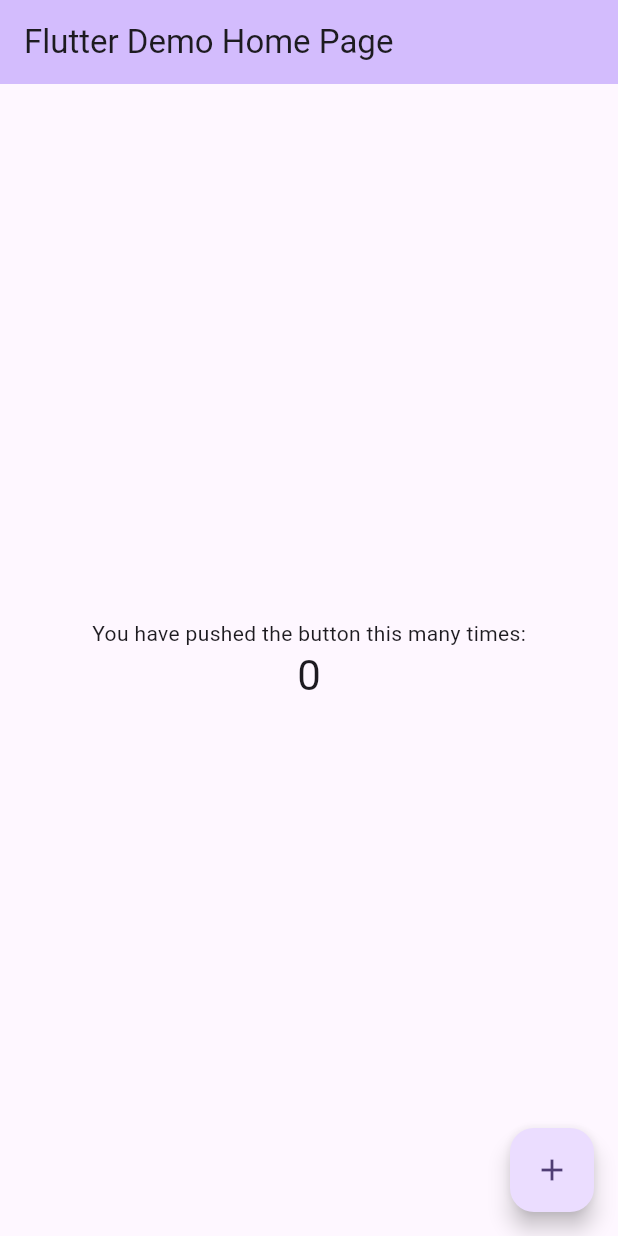
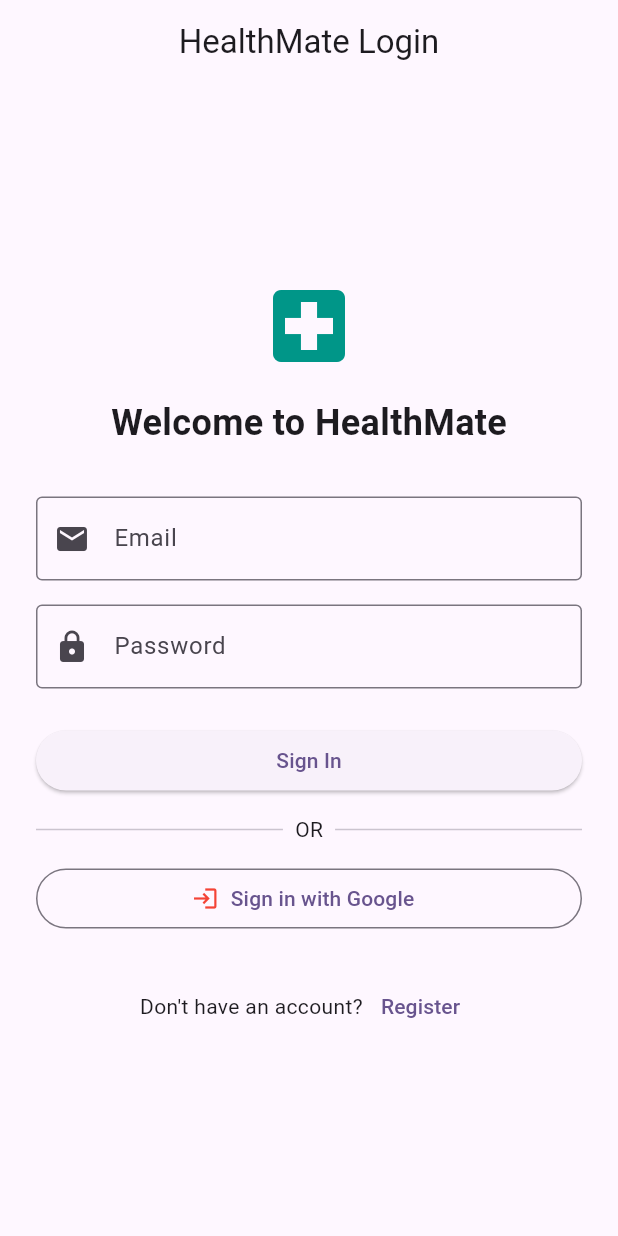
Before and after one commit to Project-DevX/healthmate, a Flutter app: the screen it shows after launch, on a phone screen of 412 x 824 dp. Run offline on Flutter 3.47's test engine with Material 3 defaults, Android fonts, the phone set to English and light mode, and no system bars; our stand-ins replace firebase_core; accounts and stored records are empty.

Commit message:
basic login page

```diff
--- /dev/null
+++ b/lib/login.dart
@@ -0,0 +1,125 @@
+import 'package:flutter/material.dart';
+
+class LoginPage extends StatefulWidget {
+  const LoginPage({super.key});
+
+  @override
+  State<LoginPage> createState() => _LoginPageState();
+}
+
+class _LoginPageState extends State<LoginPage> {
+  final _emailController = TextEditingController();
+  final _passwordController = TextEditingController();
+  bool _isLoading = false;
+
+  Future<void> _signInWithEmail() async {
+    setState(() => _isLoading = true);
+    // Simulate login delay
+    await Future.delayed(const Duration(seconds: 1));
+    setState(() => _isLoading = false);
+
+    // For demonstration, always succeed
+    Navigator.pushReplacementNamed(context, '/home');
+  }
+
+  @override
+  Widget build(BuildContext context) {
+    return Scaffold(
+      appBar: AppBar(title: const Text('HealthMate Login'), centerTitle: true),
+      body: Center(
+        child: SingleChildScrollView(
+          padding: const EdgeInsets.all(24.0),
+          child: Column(
+            mainAxisAlignment: MainAxisAlignment.center,
+            children: [
+              const Icon(Icons.local_hospital, size: 64, color: Colors.teal),
+              const SizedBox(height: 16),
+              const Text(
+                'Welcome to HealthMate',
+                style: TextStyle(fontSize: 24, fontWeight: FontWeight.bold),
+              ),
+              const SizedBox(height: 32),
+              TextField(
+                controller: _emailController,
+                keyboardType: TextInputType.emailAddress,
+                decoration: const InputDecoration(
+                  labelText: 'Email',
+                  prefixIcon: Icon(Icons.email),
+                  border: OutlineInputBorder(),
+                ),
+              ),
+              const SizedBox(height: 16),
+              TextField(
+                controller: _passwordController,
+                obscureText: true,
+                decoration: const InputDecoration(
+                  labelText: 'Password',
+                  prefixIcon: Icon(Icons.lock),
+                  border: OutlineInputBorder(),
+                ),
+              ),
+              const SizedBox(height: 24),
+              SizedBox(
+                width: double.infinity,
+                child: ElevatedButton(
+                  onPressed: _isLoading ? null : _signInWithEmail,
+                  child: _isLoading
+                      ? const CircularProgressIndicator(color: Colors.white)
+                      : const Text('Sign In'),
+                ),
+              ),
+              const SizedBox(height: 12),
+              Row(
+                children: const [
+                  Expanded(child: Divider()),
+                  Padding(
+                    padding: EdgeInsets.symmetric(horizontal: 8.0),
+                    child: Text('OR'),
+                  ),
+                  Expanded(child: Divider()),
+                ],
+              ),
+              const SizedBox(height: 12),
+              SizedBox(
+                width: double.infinity,
+                child: OutlinedButton.icon(
+                  icon: Icon(
+                    Icons.login,
+                    color: Colors.red,
+                  ), // Placeholder for Google logo
+                  label: const Text('Sign in with Google'),
+                  onPressed: () {
+                    // TODO: Implement Google Sign-In logic here
+                    ScaffoldMessenger.of(context).showSnackBar(
+                      const SnackBar(
+                        content: Text('Google Sign-In not implemented'),
+                      ),
+                    );
+                  },
+                ),
+              ),
+              const SizedBox(height: 24),
+              Row(
+                mainAxisAlignment: MainAxisAlignment.center,
+                children: [
+                  const Text("Don't have an account?"),
+                  TextButton(
+                    child: const Text('Register'),
+                    onPressed: () {
+                      // TODO: Navigate to registration page
+                      ScaffoldMessenger.of(context).showSnackBar(
+                        const SnackBar(
+                          content: Text('Registration not implemented'),
+                        ),
+                      );
+                    },
+                  ),
+                ],
+              ),
+            ],
+          ),
+        ),
+      ),
+    );
+  }
+}
--- a/lib/main.dart
+++ b/lib/main.dart
@@ -1,4 +1,5 @@
 import 'package:flutter/material.dart';
+import 'login.dart';
 
 void main() {
   runApp(const MyApp());
@@ -7,46 +8,24 @@ void main() {
 class MyApp extends StatelessWidget {
   const MyApp({super.key});
 
-  // This widget is the root of your application.
   @override
   Widget build(BuildContext context) {
     return MaterialApp(
-      title: 'Flutter Demo',
+      title: 'HealthMate',
       theme: ThemeData(
-        // This is the theme of your application.
-        //
-        // TRY THIS: Try running your application with "flutter run". You'll see
-        // the application has a purple toolbar. Then, without quitting the app,
-        // try changing the seedColor in the colorScheme below to Colors.green
-        // and then invoke "hot reload" (save your changes or press the "hot
-        // reload" button in a Flutter-supported IDE, or press "r" if you used
-        // the command line to start the app).
-        //
-        // Notice that the counter didn't reset back to zero; the application
-        // state is not lost during the reload. To reset the state, use hot
-        // restart instead.
-        //
-        // This works for code too, not just values: Most code changes can be
-        // tested with just a hot reload.
         colorScheme: ColorScheme.fromSeed(seedColor: Colors.deepPurple),
       ),
-      home: const MyHomePage(title: 'Flutter Demo Home Page'),
+      initialRoute: '/',
+      routes: {
+        '/': (context) => const LoginPage(),
+        '/home': (context) => const MyHomePage(title: 'Flutter Demo Home Page'),
+      },
     );
   }
 }
 
 class MyHomePage extends StatefulWidget {
   const MyHomePage({super.key, required this.title});
-
-  // This widget is the home page of your application. It is stateful, meaning
-  // that it has a State object (defined below) that contains fields that affect
-  // how it looks.
-
-  // This class is the configuration for the state. It holds the values (in this
-  // case the title) provided by the parent (in this case the App widget) and
-  // used by the build method of the State. Fields in a Widget subclass are
-  // always marked "final".
-
   final String title;
 
   @override
@@ -58,50 +37,19 @@ class _MyHomePageState extends State<MyHomePage> {
 
   void _incrementCounter() {
     setState(() {
-      // This call to setState tells the Flutter framework that something has
-      // changed in this State, which causes it to rerun the build method below
-      // so that the display can reflect the updated values. If we changed
-      // _counter without calling setState(), then the build method would not be
-      // called again, and so nothing would appear to happen.
       _counter++;
     });
   }
 
   @override
   Widget build(BuildContext context) {
-    // This method is rerun every time setState is called, for instance as done
-    // by the _incrementCounter method above.
-    //
-    // The Flutter framework has been optimized to make rerunning build methods
-    // fast, so that you can just rebuild anything that needs updating rather
-    // than having to individually change instances of widgets.
     return Scaffold(
       appBar: AppBar(
-        // TRY THIS: Try changing the color here to a specific color (to
-        // Colors.amber, perhaps?) and trigger a hot reload to see the AppBar
-        // change color while the other colors stay the same.
         backgroundColor: Theme.of(context).colorScheme.inversePrimary,
-        // Here we take the value from the MyHomePage object that was created by
-        // the App.build method, and use it to set our appbar title.
         title: Text(widget.title),
       ),
       body: Center(
-        // Center is a layout widget. It takes a single child and positions it
-        // in the middle of the parent.
         child: Column(
-          // Column is also a layout widget. It takes a list of children and
-          // arranges them vertically. By default, it sizes itself to fit its
-          // children horizontally, and tries to be as tall as its parent.
-          //
-          // Column has various properties to control how it sizes itself and
-          // how it positions its children. Here we use mainAxisAlignment to
-          // center the children vertically; the main axis here is the vertical
-          // axis because Columns are vertical (the cross axis would be
-          // horizontal).
-          //
-          // TRY THIS: Invoke "debug painting" (choose the "Toggle Debug Paint"
-          // action in the IDE, or press "p" in the console), to see the
-          // wireframe for each widget.
           mainAxisAlignment: MainAxisAlignment.center,
           children: <Widget>[
             const Text('You have pushed the button this many times:'),
@@ -116,7 +64,7 @@ class _MyHomePageState extends State<MyHomePage> {
         onPressed: _incrementCounter,
         tooltip: 'Increment',
         child: const Icon(Icons.add),
-      ), // This trailing comma makes auto-formatting nicer for build methods.
+      ),
     );
   }
 }
--- a/pubspec.yaml
+++ b/pubspec.yaml
@@ -31,6 +31,7 @@ dependencies:
   flutter:
     sdk: flutter
 
+
   # The following adds the Cupertino Icons font to your application.
   # Use with the CupertinoIcons class for iOS style icons.
   cupertino_icons: ^1.0.8
@@ -52,6 +53,8 @@ dev_dependencies:
 
 # The following section is specific to Flutter packages.
 flutter:
+  assets:
+    - assets/glogo.png
 
   # The following line ensures that the Material Icons font is
   # included with your application, so that you can use the icons in
```
Also changed, not shown: assets/glogo.png (added).
